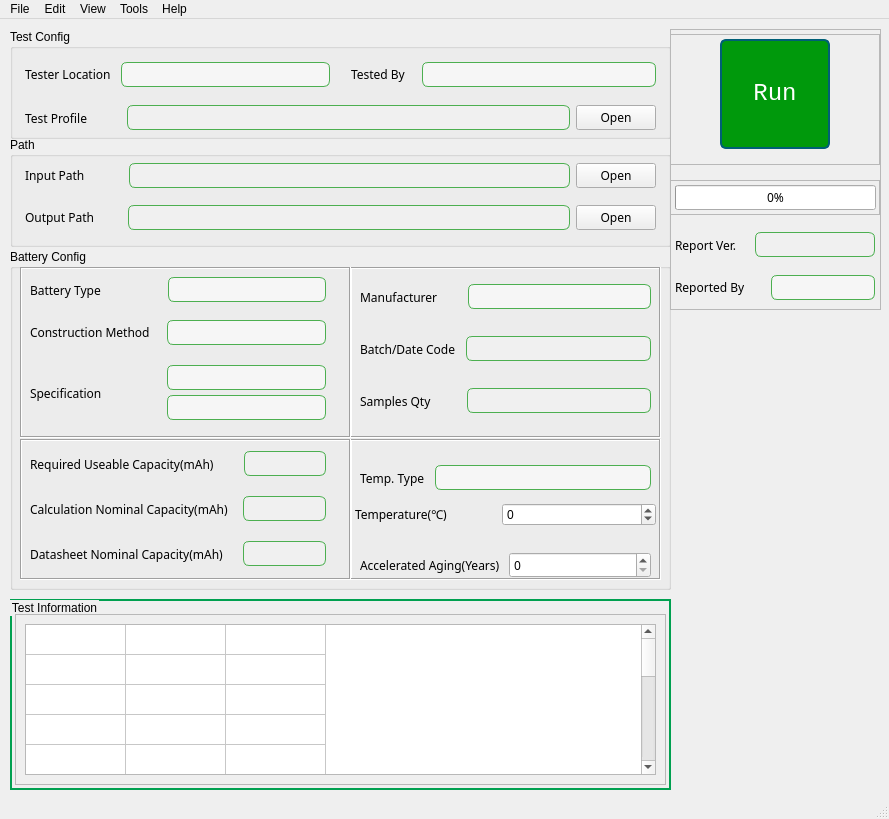
First picture: the form in src/battery_analysis/ui/resources/ui_battery_analysis.ui, repository Sandman6z/battery-analysis, before the edit.
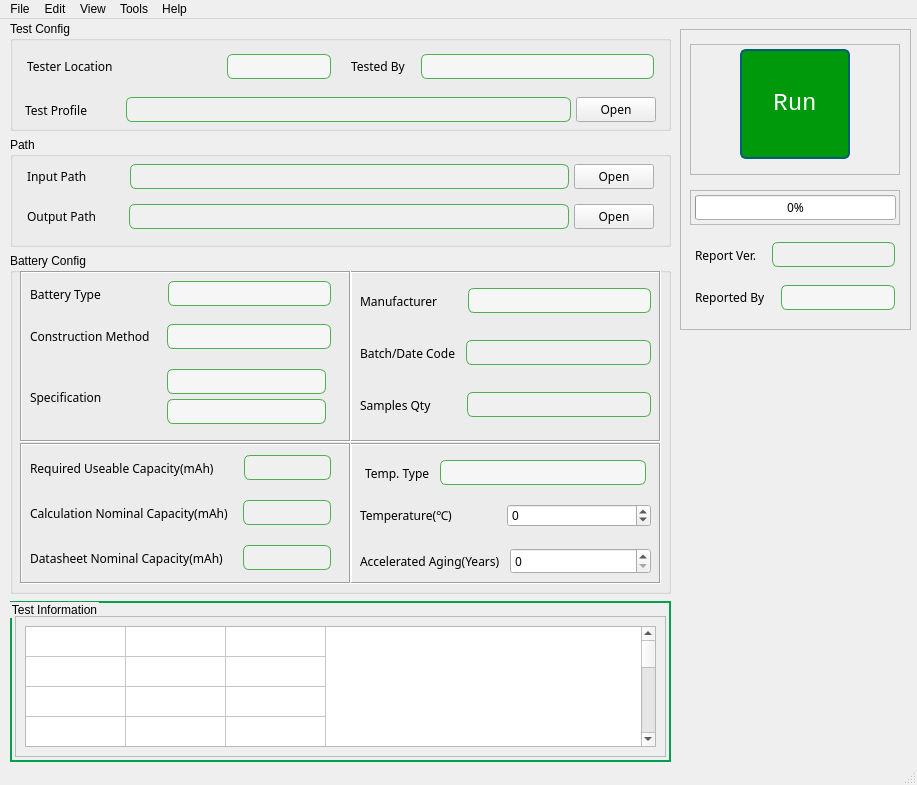
Second picture: the form after the edit. Icons and pictures are not drawn.

Commit message:
style(ui): 优化界面样式和布局调整
移除QLabel的边框和轮廓，保留原有布局属性
调整窗口和组件尺寸，优化间距和边距设置
统一组件尺寸策略为Minimum或Expanding

Diff of the .ui file:
```diff
--- a/src/battery_analysis/ui/resources/ui_battery_analysis.ui
+++ b/src/battery_analysis/ui/resources/ui_battery_analysis.ui
@@ -7,8 +7,8 @@
    <rect>
     <x>0</x>
     <y>0</y>
-    <width>889</width>
-    <height>819</height>
+    <width>917</width>
+    <height>785</height>
    </rect>
   </property>
   <property name="sizePolicy">
@@ -43,7 +43,7 @@
     <property name="geometry">
      <rect>
       <x>10</x>
-      <y>230</y>
+      <y>234</y>
       <width>661</width>
       <height>341</height>
      </rect>
@@ -82,7 +82,7 @@
         <x>0</x>
         <y>0</y>
         <width>311</width>
-        <height>165</height>
+        <height>141</height>
        </rect>
       </property>
       <layout class="QVBoxLayout" name="verticalLayout_8">
@@ -103,6 +103,21 @@
        </property>
        <item>
         <layout class="QVBoxLayout" name="verticalLayout_10">
+         <property name="spacing">
+          <number>5</number>
+         </property>
+         <property name="leftMargin">
+          <number>5</number>
+         </property>
+         <property name="topMargin">
+          <number>5</number>
+         </property>
+         <property name="rightMargin">
+          <number>5</number>
+         </property>
+         <property name="bottomMargin">
+          <number>5</number>
+         </property>
          <item>
           <layout class="QHBoxLayout" name="horizontalLayout_Temperature">
            <property name="leftMargin">
@@ -120,7 +135,7 @@
            <item>
             <widget class="QLabel" name="label_TemperatureType">
              <property name="sizePolicy">
-              <sizepolicy hsizetype="Fixed" vsizetype="Preferred">
+              <sizepolicy hsizetype="Minimum" vsizetype="Preferred">
                <horstretch>0</horstretch>
                <verstretch>0</verstretch>
               </sizepolicy>
@@ -143,7 +158,7 @@
               <enum>Qt::Orientation::Horizontal</enum>
              </property>
              <property name="sizeType">
-              <enum>QSizePolicy::Policy::Fixed</enum>
+              <enum>QSizePolicy::Policy::Minimum</enum>
              </property>
              <property name="sizeHint" stdset="0">
               <size>
@@ -155,6 +170,12 @@
            </item>
            <item>
             <widget class="QComboBox" name="comboBox_Temperature">
+             <property name="sizePolicy">
+              <sizepolicy hsizetype="Expanding" vsizetype="Fixed">
+               <horstretch>0</horstretch>
+               <verstretch>0</verstretch>
+              </sizepolicy>
+             </property>
              <property name="font">
               <font>
                <family>Microsoft JhengHei</family>
@@ -214,7 +235,7 @@
            <item>
             <widget class="QLabel" name="label_Temperature">
              <property name="sizePolicy">
-              <sizepolicy hsizetype="Fixed" vsizetype="Preferred">
+              <sizepolicy hsizetype="Minimum" vsizetype="Preferred">
                <horstretch>0</horstretch>
                <verstretch>0</verstretch>
               </sizepolicy>
@@ -237,18 +258,24 @@
               <enum>Qt::Orientation::Horizontal</enum>
              </property>
              <property name="sizeType">
-              <enum>QSizePolicy::Policy::Fixed</enum>
+              <enum>QSizePolicy::Policy::Minimum</enum>
              </property>
              <property name="sizeHint" stdset="0">
               <size>
                <width>50</width>
-               <height>20</height>
+               <height>35</height>
               </size>
              </property>
             </spacer>
            </item>
            <item>
             <widget class="QSpinBox" name="spinBox_Temperature">
+             <property name="sizePolicy">
+              <sizepolicy hsizetype="Expanding" vsizetype="Fixed">
+               <horstretch>0</horstretch>
+               <verstretch>0</verstretch>
+              </sizepolicy>
+             </property>
              <property name="minimum">
               <number>-60</number>
              </property>
@@ -263,6 +290,9 @@
        </item>
        <item>
         <layout class="QHBoxLayout" name="horizontalLayout_AcceleratedAging">
+         <property name="spacing">
+          <number>5</number>
+         </property>
          <property name="leftMargin">
           <number>5</number>
          </property>
@@ -278,7 +308,7 @@
          <item>
           <widget class="QLabel" name="label_AcceleratedAging">
            <property name="sizePolicy">
-            <sizepolicy hsizetype="Fixed" vsizetype="Preferred">
+            <sizepolicy hsizetype="Minimum" vsizetype="Preferred">
              <horstretch>0</horstretch>
              <verstretch>0</verstretch>
             </sizepolicy>
@@ -301,12 +331,12 @@
             <enum>Qt::Orientation::Horizontal</enum>
            </property>
            <property name="sizeType">
-            <enum>QSizePolicy::Policy::Fixed</enum>
+            <enum>QSizePolicy::Policy::Minimum</enum>
            </property>
            <property name="sizeHint" stdset="0">
             <size>
-             <width>4</width>
-             <height>30</height>
+             <width>5</width>
+             <height>10</height>
             </size>
            </property>
           </spacer>
@@ -314,7 +344,7 @@
          <item>
           <widget class="QSpinBox" name="spinBox_AcceleratedAging">
            <property name="sizePolicy">
-            <sizepolicy hsizetype="Preferred" vsizetype="Fixed">
+            <sizepolicy hsizetype="Expanding" vsizetype="Fixed">
              <horstretch>0</horstretch>
              <verstretch>0</verstretch>
             </sizepolicy>
@@ -393,6 +423,9 @@
        </property>
        <item>
         <layout class="QHBoxLayout" name="horizontalLayout_Manufacturer">
+         <property name="sizeConstraint">
+          <enum>QLayout::SizeConstraint::SetMinimumSize</enum>
+         </property>
          <property name="leftMargin">
           <number>5</number>
          </property>
@@ -408,7 +441,7 @@
          <item>
           <widget class="QLabel" name="label_Manufacturer">
            <property name="sizePolicy">
-            <sizepolicy hsizetype="Fixed" vsizetype="Preferred">
+            <sizepolicy hsizetype="Minimum" vsizetype="Preferred">
              <horstretch>0</horstretch>
              <verstretch>0</verstretch>
             </sizepolicy>
@@ -431,7 +464,7 @@
             <enum>Qt::Orientation::Horizontal</enum>
            </property>
            <property name="sizeType">
-            <enum>QSizePolicy::Policy::Fixed</enum>
+            <enum>QSizePolicy::Policy::Minimum</enum>
            </property>
            <property name="sizeHint" stdset="0">
             <size>
@@ -443,6 +476,12 @@
          </item>
          <item>
           <widget class="QComboBox" name="comboBox_Manufacturer">
+           <property name="sizePolicy">
+            <sizepolicy hsizetype="Expanding" vsizetype="Fixed">
+             <horstretch>0</horstretch>
+             <verstretch>0</verstretch>
+            </sizepolicy>
+           </property>
            <property name="font">
             <font>
              <family>Microsoft JhengHei</family>
@@ -514,7 +553,7 @@
          <item>
           <widget class="QLabel" name="label_BatchDateCode">
            <property name="sizePolicy">
-            <sizepolicy hsizetype="Fixed" vsizetype="Preferred">
+            <sizepolicy hsizetype="Minimum" vsizetype="Preferred">
              <horstretch>0</horstretch>
              <verstretch>0</verstretch>
             </sizepolicy>
@@ -537,7 +576,7 @@
             <enum>Qt::Orientation::Horizontal</enum>
            </property>
            <property name="sizeType">
-            <enum>QSizePolicy::Policy::Fixed</enum>
+            <enum>QSizePolicy::Policy::Minimum</enum>
            </property>
            <property name="sizeHint" stdset="0">
             <size>
@@ -595,7 +634,7 @@
          <item>
           <widget class="QLabel" name="label_SamplesQty">
            <property name="sizePolicy">
-            <sizepolicy hsizetype="Fixed" vsizetype="Preferred">
+            <sizepolicy hsizetype="Minimum" vsizetype="Preferred">
              <horstretch>0</horstretch>
              <verstretch>0</verstretch>
             </sizepolicy>
@@ -618,7 +657,7 @@
             <enum>Qt::Orientation::Horizontal</enum>
            </property>
            <property name="sizeType">
-            <enum>QSizePolicy::Policy::Fixed</enum>
+            <enum>QSizePolicy::Policy::Minimum</enum>
            </property>
            <property name="sizeHint" stdset="0">
             <size>
@@ -717,7 +756,7 @@
           <number>5</number>
          </property>
          <property name="rightMargin">
-          <number>10</number>
+          <number>5</number>
          </property>
          <property name="bottomMargin">
           <number>5</number>
@@ -725,7 +764,7 @@
          <item>
           <widget class="QLabel" name="label_BatteryType">
            <property name="sizePolicy">
-            <sizepolicy hsizetype="Fixed" vsizetype="Preferred">
+            <sizepolicy hsizetype="Minimum" vsizetype="Preferred">
              <horstretch>0</horstretch>
              <verstretch>0</verstretch>
             </sizepolicy>
@@ -748,7 +787,7 @@
             <enum>Qt::Orientation::Horizontal</enum>
            </property>
            <property name="sizeType">
-            <enum>QSizePolicy::Policy::Fixed</enum>
+            <enum>QSizePolicy::Policy::Minimum</enum>
            </property>
            <property name="sizeHint" stdset="0">
             <size>
@@ -764,7 +803,7 @@
             <bool>true</bool>
            </property>
            <property name="sizePolicy">
-            <sizepolicy hsizetype="Preferred" vsizetype="Fixed">
+            <sizepolicy hsizetype="Expanding" vsizetype="Fixed">
              <horstretch>0</horstretch>
              <verstretch>0</verstretch>
             </sizepolicy>
@@ -835,7 +874,7 @@
           <number>5</number>
          </property>
          <property name="rightMargin">
-          <number>10</number>
+          <number>5</number>
          </property>
          <property name="bottomMargin">
           <number>5</number>
@@ -843,7 +882,7 @@
          <item>
           <widget class="QLabel" name="label_ConstructionMethod">
            <property name="sizePolicy">
-            <sizepolicy hsizetype="Fixed" vsizetype="Preferred">
+            <sizepolicy hsizetype="Minimum" vsizetype="Preferred">
              <horstretch>0</horstretch>
              <verstretch>0</verstretch>
             </sizepolicy>
@@ -866,7 +905,7 @@
             <enum>Qt::Orientation::Horizontal</enum>
            </property>
            <property name="sizeType">
-            <enum>QSizePolicy::Policy::Fixed</enum>
+            <enum>QSizePolicy::Policy::Minimum</enum>
            </property>
            <property name="sizeHint" stdset="0">
             <size>
@@ -879,7 +918,7 @@
          <item>
           <widget class="QComboBox" name="comboBox_ConstructionMethod">
            <property name="sizePolicy">
-            <sizepolicy hsizetype="Preferred" vsizetype="Fixed">
+            <sizepolicy hsizetype="Expanding" vsizetype="Fixed">
              <horstretch>0</horstretch>
              <verstretch>0</verstretch>
             </sizepolicy>
@@ -958,7 +997,7 @@
          <item>
           <widget class="QLabel" name="label_Specification">
            <property name="sizePolicy">
-            <sizepolicy hsizetype="Preferred" vsizetype="Expanding">
+            <sizepolicy hsizetype="Minimum" vsizetype="Expanding">
              <horstretch>0</horstretch>
              <verstretch>0</verstretch>
             </sizepolicy>
@@ -981,7 +1020,7 @@
             <enum>Qt::Orientation::Horizontal</enum>
            </property>
            <property name="sizeType">
-            <enum>QSizePolicy::Policy::Fixed</enum>
+            <enum>QSizePolicy::Policy::Minimum</enum>
            </property>
            <property name="sizeHint" stdset="0">
             <size>
@@ -1188,7 +1227,7 @@
         <number>5</number>
        </property>
        <property name="rightMargin">
-        <number>10</number>
+        <number>5</number>
        </property>
        <property name="bottomMargin">
         <number>5</number>
@@ -1210,7 +1249,7 @@
          <item>
           <widget class="QLabel" name="label_RequiredUseableCapacity">
            <property name="sizePolicy">
-            <sizepolicy hsizetype="Fixed" vsizetype="Preferred">
+            <sizepolicy hsizetype="Minimum" vsizetype="Preferred">
              <horstretch>0</horstretch>
              <verstretch>0</verstretch>
             </sizepolicy>
@@ -1233,7 +1272,7 @@
             <enum>Qt::Orientation::Horizontal</enum>
            </property>
            <property name="sizeType">
-            <enum>QSizePolicy::Policy::Fixed</enum>
+            <enum>QSizePolicy::Policy::Minimum</enum>
            </property>
            <property name="sizeHint" stdset="0">
             <size>
@@ -1290,6 +1329,12 @@
          </property>
          <item>
           <widget class="QLabel" name="label_CalculationNominalCapacity">
+           <property name="sizePolicy">
+            <sizepolicy hsizetype="Minimum" vsizetype="Preferred">
+             <horstretch>0</horstretch>
+             <verstretch>0</verstretch>
+            </sizepolicy>
+           </property>
            <property name="font">
             <font>
              <family>Microsoft JhengHei</family>
@@ -1308,7 +1353,7 @@
             <enum>Qt::Orientation::Horizontal</enum>
            </property>
            <property name="sizeType">
-            <enum>QSizePolicy::Policy::Fixed</enum>
+            <enum>QSizePolicy::Policy::Minimum</enum>
            </property>
            <property name="sizeHint" stdset="0">
             <size>
@@ -1363,7 +1408,7 @@
          <item>
           <widget class="QLabel" name="label_DatasheetNominalCapacity">
            <property name="sizePolicy">
-            <sizepolicy hsizetype="Fixed" vsizetype="Preferred">
+            <sizepolicy hsizetype="Minimum" vsizetype="Preferred">
              <horstretch>0</horstretch>
              <verstretch>0</verstretch>
             </sizepolicy>
@@ -1386,7 +1431,7 @@
             <enum>Qt::Orientation::Horizontal</enum>
            </property>
            <property name="sizeType">
-            <enum>QSizePolicy::Policy::Fixed</enum>
+            <enum>QSizePolicy::Policy::Minimum</enum>
            </property>
            <property name="sizeHint" stdset="0">
             <size>
@@ -1439,7 +1484,7 @@
     <property name="geometry">
      <rect>
       <x>10</x>
-      <y>10</y>
+      <y>2</y>
       <width>661</width>
       <height>110</height>
      </rect>
@@ -1483,6 +1528,9 @@
       </font>
      </property>
      <layout class="QHBoxLayout" name="horizontalLayout_TestProfile">
+      <property name="spacing">
+       <number>5</number>
+      </property>
       <property name="leftMargin">
        <number>5</number>
       </property>
@@ -1498,7 +1546,7 @@
       <item>
        <widget class="QLabel" name="label_TestProfile">
         <property name="sizePolicy">
-         <sizepolicy hsizetype="Fixed" vsizetype="Preferred">
+         <sizepolicy hsizetype="Minimum" vsizetype="Preferred">
           <horstretch>0</horstretch>
           <verstretch>0</verstretch>
          </sizepolicy>
@@ -1520,7 +1568,7 @@
          <enum>Qt::Orientation::Horizontal</enum>
         </property>
         <property name="sizeType">
-         <enum>QSizePolicy::Policy::Fixed</enum>
+         <enum>QSizePolicy::Policy::Minimum</enum>
         </property>
         <property name="sizeHint" stdset="0">
          <size>
@@ -1607,6 +1655,21 @@
       </rect>
      </property>
      <layout class="QHBoxLayout" name="horizontalLayout">
+      <property name="spacing">
+       <number>5</number>
+      </property>
+      <property name="leftMargin">
+       <number>2</number>
+      </property>
+      <property name="topMargin">
+       <number>2</number>
+      </property>
+      <property name="rightMargin">
+       <number>2</number>
+      </property>
+      <property name="bottomMargin">
+       <number>2</number>
+      </property>
       <item>
        <layout class="QHBoxLayout" name="horizontalLayout_TesterLocation" stretch="10,10,10">
         <property name="spacing">
@@ -1630,7 +1693,7 @@
         <item>
          <widget class="QLabel" name="label_TesterLocation">
           <property name="sizePolicy">
-           <sizepolicy hsizetype="Fixed" vsizetype="Preferred">
+           <sizepolicy hsizetype="Minimum" vsizetype="Preferred">
             <horstretch>0</horstretch>
             <verstretch>0</verstretch>
            </sizepolicy>
@@ -1652,7 +1715,7 @@
            <enum>Qt::Orientation::Horizontal</enum>
           </property>
           <property name="sizeType">
-           <enum>QSizePolicy::Policy::Fixed</enum>
+           <enum>QSizePolicy::Policy::Minimum</enum>
           </property>
           <property name="sizeHint" stdset="0">
            <size>
@@ -1741,6 +1804,9 @@
       </item>
       <item>
        <layout class="QHBoxLayout" name="horizontalLayout_TestedBy">
+        <property name="spacing">
+         <number>5</number>
+        </property>
         <property name="sizeConstraint">
          <enum>QLayout::SizeConstraint::SetDefaultConstraint</enum>
         </property>
@@ -1759,7 +1825,7 @@
         <item>
          <widget class="QLabel" name="label_TestedBy">
           <property name="sizePolicy">
-           <sizepolicy hsizetype="Preferred" vsizetype="Preferred">
+           <sizepolicy hsizetype="Minimum" vsizetype="Preferred">
             <horstretch>0</horstretch>
             <verstretch>0</verstretch>
            </sizepolicy>
@@ -1781,7 +1847,7 @@
            <enum>Qt::Orientation::Horizontal</enum>
           </property>
           <property name="sizeType">
-           <enum>QSizePolicy::Policy::Fixed</enum>
+           <enum>QSizePolicy::Policy::Minimum</enum>
           </property>
           <property name="sizeHint" stdset="0">
            <size>
@@ -1884,6 +1950,21 @@
       </rect>
      </property>
      <layout class="QVBoxLayout" name="verticalLayout_6">
+      <property name="spacing">
+       <number>5</number>
+      </property>
+      <property name="leftMargin">
+       <number>2</number>
+      </property>
+      <property name="topMargin">
+       <number>2</number>
+      </property>
+      <property name="rightMargin">
+       <number>2</number>
+      </property>
+      <property name="bottomMargin">
+       <number>2</number>
+      </property>
       <item>
        <layout class="QHBoxLayout" name="horizontalLayout_InputPath">
         <property name="leftMargin">
@@ -1901,7 +1982,7 @@
         <item>
          <widget class="QLabel" name="label_InputPath">
           <property name="sizePolicy">
-           <sizepolicy hsizetype="Fixed" vsizetype="Preferred">
+           <sizepolicy hsizetype="Minimum" vsizetype="Preferred">
             <horstretch>0</horstretch>
             <verstretch>0</verstretch>
            </sizepolicy>
@@ -1924,7 +2005,7 @@
            <enum>Qt::Orientation::Horizontal</enum>
           </property>
           <property name="sizeType">
-           <enum>QSizePolicy::Policy::Fixed</enum>
+           <enum>QSizePolicy::Policy::Minimum</enum>
           </property>
           <property name="sizeHint" stdset="0">
            <size>
@@ -1936,6 +2017,12 @@
         </item>
         <item>
          <widget class="QLineEdit" name="lineEdit_InputPath">
+          <property name="sizePolicy">
+           <sizepolicy hsizetype="Expanding" vsizetype="Fixed">
+            <horstretch>0</horstretch>
+            <verstretch>0</verstretch>
+           </sizepolicy>
+          </property>
           <property name="font">
            <font>
             <family>Microsoft JhengHei</family>
@@ -2010,6 +2097,12 @@
         </property>
         <item>
          <widget class="QLabel" name="label_OutputPath">
+          <property name="sizePolicy">
+           <sizepolicy hsizetype="Minimum" vsizetype="Preferred">
+            <horstretch>0</horstretch>
+            <verstretch>0</verstretch>
+           </sizepolicy>
+          </property>
           <property name="font">
            <font>
             <family>Microsoft JhengHei</family>
@@ -2028,7 +2121,7 @@
            <enum>Qt::Orientation::Horizontal</enum>
           </property>
           <property name="sizeType">
-           <enum>QSizePolicy::Policy::Fixed</enum>
+           <enum>QSizePolicy::Policy::Minimum</enum>
           </property>
           <property name="sizeHint" stdset="0">
            <size>
@@ -2040,6 +2133,12 @@
         </item>
         <item>
          <widget class="QLineEdit" name="lineEdit_OutputPath">
+          <property name="sizePolicy">
+           <sizepolicy hsizetype="Expanding" vsizetype="Fixed">
+            <horstretch>0</horstretch>
+            <verstretch>0</verstretch>
+           </sizepolicy>
+          </property>
           <property name="font">
            <font>
             <family>Microsoft JhengHei</family>
@@ -2099,9 +2198,9 @@
     <property name="geometry">
      <rect>
       <x>10</x>
-      <y>580</y>
+      <y>582</y>
       <width>661</width>
-      <height>191</height>
+      <height>161</height>
      </rect>
     </property>
     <property name="font">
@@ -2125,7 +2224,7 @@
        <x>5</x>
        <y>15</y>
        <width>651</width>
-       <height>171</height>
+       <height>141</height>
       </rect>
      </property>
      <property name="widgetResizable">
@@ -2137,7 +2236,7 @@
         <x>0</x>
         <y>0</y>
         <width>649</width>
-        <height>169</height>
+        <height>139</height>
        </rect>
       </property>
       <property name="sizePolicy">
@@ -2158,7 +2257,7 @@
          <property name="font">
           <font>
            <family>Microsoft JhengHei</family>
-           <pointsize>9</pointsize>
+           <pointsize>8</pointsize>
           </font>
          </property>
          <property name="cursor" stdset="0">
@@ -2373,10 +2472,10 @@
    <widget class="QFrame" name="frame_RunButton">
     <property name="geometry">
      <rect>
-      <x>670</x>
+      <x>680</x>
       <y>10</y>
-      <width>211</width>
-      <height>281</height>
+      <width>231</width>
+      <height>301</height>
      </rect>
     </property>
     <property name="sizePolicy">
@@ -2394,8 +2493,8 @@
     <widget class="QWidget" name="verticalLayoutWidget">
      <property name="geometry">
       <rect>
-       <x>0</x>
-       <y>0</y>
+       <x>10</x>
+       <y>10</y>
        <width>210</width>
        <height>281</height>
       </rect>
@@ -2519,7 +2618,7 @@
          <enum>Qt::Orientation::Vertical</enum>
         </property>
         <property name="sizeType">
-         <enum>QSizePolicy::Policy::Fixed</enum>
+         <enum>QSizePolicy::Policy::Minimum</enum>
         </property>
         <property name="sizeHint" stdset="0">
          <size>
@@ -2579,7 +2678,7 @@
          <enum>Qt::Orientation::Vertical</enum>
         </property>
         <property name="sizeType">
-         <enum>QSizePolicy::Policy::Fixed</enum>
+         <enum>QSizePolicy::Policy::Minimum</enum>
         </property>
         <property name="sizeHint" stdset="0">
          <size>
@@ -2611,7 +2710,7 @@
           <item>
            <widget class="QLabel" name="label_Version">
             <property name="sizePolicy">
-             <sizepolicy hsizetype="Expanding" vsizetype="Preferred">
+             <sizepolicy hsizetype="Minimum" vsizetype="Preferred">
               <horstretch>0</horstretch>
               <verstretch>0</verstretch>
              </sizepolicy>
@@ -2632,7 +2731,7 @@
              <enum>Qt::Orientation::Horizontal</enum>
             </property>
             <property name="sizeType">
-             <enum>QSizePolicy::Policy::Fixed</enum>
+             <enum>QSizePolicy::Policy::Minimum</enum>
             </property>
             <property name="sizeHint" stdset="0">
              <size>
@@ -2694,7 +2793,7 @@
           <item>
            <widget class="QLabel" name="label_ReportedBy">
             <property name="sizePolicy">
-             <sizepolicy hsizetype="Expanding" vsizetype="Preferred">
+             <sizepolicy hsizetype="Minimum" vsizetype="Preferred">
               <horstretch>0</horstretch>
               <verstretch>0</verstretch>
              </sizepolicy>
@@ -2716,7 +2815,7 @@
              <enum>Qt::Orientation::Horizontal</enum>
             </property>
             <property name="sizeType">
-             <enum>QSizePolicy::Policy::Fixed</enum>
+             <enum>QSizePolicy::Policy::Minimum</enum>
             </property>
             <property name="sizeHint" stdset="0">
              <size>
@@ -2799,7 +2898,7 @@
     <rect>
      <x>0</x>
      <y>0</y>
-     <width>889</width>
+     <width>917</width>
      <height>22</height>
     </rect>
    </property>
```
The commit also changes 2 other files.
